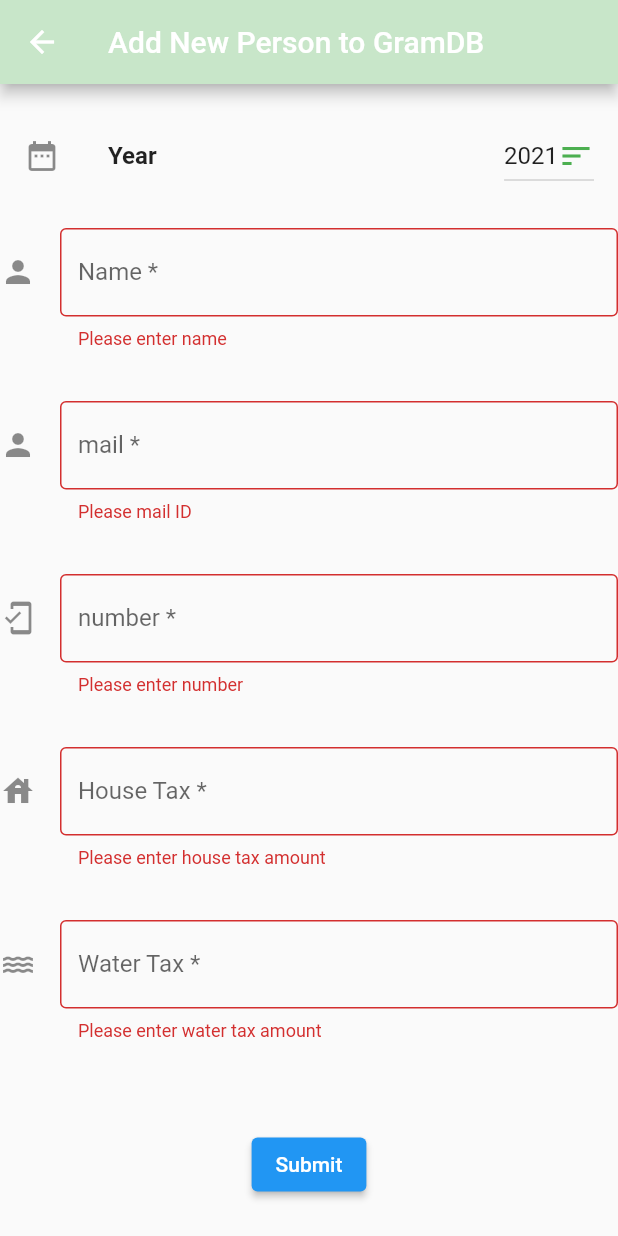
After one commit to chetanshivaji/inputInfoGram, a Flutter app: the approve screen opened by its route, after a tap on "Submit", on a phone screen of 412 x 824 dp. The commit adds this screen. Run offline on Flutter 3.47's test engine with Material 2 defaults, Android fonts, the phone set to English and light mode, and no system bars; our stand-ins replace cloud_firestore, firebase_auth, firebase_core; accounts and stored records are empty.

Commit message:
READme, two screens added, approve and register admin/village

```diff
--- a/lib/main.dart
+++ b/lib/main.dart
@@ -3,6 +3,8 @@ import 'package:inputgram/screen/removeInfo.dart';
 import 'screen/inputInfo.dart';
 import 'package:firebase_core/firebase_core.dart';
 import 'myApp.dart';
+import 'screen/registerInfo.dart';
+import 'screen/approve.dart';
 
 void main() async {
   try {
@@ -29,6 +31,8 @@ void main() async {
         MyApp.id: (context) => MyApp(),
         inputInfo.id: (context) => inputInfo(),
         removeInfo.id: (context) => removeInfo(),
+        registerInfo.id: (context) => registerInfo(),
+        approve.id: (context) => approve(),
       },
     ),
   );
--- /dev/null
+++ b/lib/screen/approve.dart
@@ -0,0 +1,248 @@
+import 'package:flutter/material.dart';
+import 'package:cloud_firestore/cloud_firestore.dart';
+import 'package:inputgram/consts.dart';
+import 'package:inputgram/util.dart';
+
+class approve extends StatefulWidget {
+  static String id = "approvescreen";
+  const approve({Key? key}) : super(key: key);
+
+  @override
+  _approveState createState() => _approveState();
+}
+
+class _approveState extends State<approve> {
+  final _formKeyInputForm = GlobalKey<FormState>();
+  String name = "";
+  String email = "";
+  int mobile = 0;
+  int houseTax = 0;
+  int waterTax = 0;
+  bool houseGiven = false;
+  bool waterGiven = false;
+
+  @override
+  Widget build(BuildContext context) {
+    return Scaffold(
+      appBar: AppBar(
+        title: Text("Add New Person to GramDB"),
+        backgroundColor: clrGreen,
+      ),
+      body: Form(
+        key: _formKeyInputForm,
+        child: Column(
+          crossAxisAlignment: CrossAxisAlignment.start,
+          children: <Widget>[
+            Padding(
+              padding: EdgeInsets.only(top: 20),
+            ),
+            ListTile(
+              leading: Icon(Icons.date_range),
+              title: Text(
+                "Year",
+                style: TextStyle(fontWeight: FontWeight.bold),
+              ),
+              trailing: DropdownButton(
+                borderRadius: BorderRadius.circular(12.0),
+                dropdownColor: clrGreen,
+
+                alignment: Alignment.topLeft,
+
+                // Initial Value
+                value: dropdownvalue,
+                // Down Arrow Icon
+                icon: Icon(
+                  Icons.sort,
+                  color: Colors.green,
+                ),
+                // Array list of items
+                items: items.map(
+                  (String items) {
+                    return DropdownMenuItem(
+                      value: items,
+                      child: Text(items),
+                    );
+                  },
+                ).toList(),
+                // After selecting the desired option,it will
+                // change button value to selected value
+                onChanged: (String? newValue) {
+                  setState(
+                    () {
+                      dropdownvalue = newValue!;
+                    },
+                  );
+                },
+              ),
+            ),
+            Padding(
+              padding: EdgeInsets.only(top: 20),
+            ),
+            Expanded(
+              child: TextFormField(
+                keyboardType: TextInputType.text,
+                decoration: InputDecoration(
+                    border: OutlineInputBorder(),
+                    icon: Icon(Icons.person),
+                    hintText: "Enter Full Name",
+                    labelText: "Name *"),
+                validator: (value) {
+                  if (value == null || value.isEmpty) {
+                    return 'Please enter name';
+                  }
+                  name = value;
+                  return null;
+                },
+              ),
+            ),
+            Padding(
+              padding: EdgeInsets.only(top: 20),
+            ),
+            Expanded(
+              child: TextFormField(
+                keyboardType: TextInputType.emailAddress,
+                decoration: InputDecoration(
+                    border: OutlineInputBorder(),
+                    icon: Icon(Icons.person),
+                    hintText: "Enter email Id",
+                    labelText: "mail *"),
+                validator: (value) {
+                  if (value == null || value.isEmpty) {
+                    return 'Please mail ID';
+                  }
+                  email = value;
+                  return null;
+                },
+              ),
+            ),
+            Padding(
+              padding: EdgeInsets.only(top: 20),
+            ),
+            Expanded(
+              child: TextFormField(
+                keyboardType: TextInputType.number,
+                decoration: InputDecoration(
+                    border: OutlineInputBorder(),
+                    icon: Icon(Icons.mobile_friendly),
+                    hintText: "Enter mobile Number",
+                    labelText: "number *"),
+                validator: (value) {
+                  if (value == null || value.isEmpty) {
+                    return 'Please enter number';
+                  }
+                  if (value.length != 10) {
+                    return "Please enter 10 digits!";
+                  }
+                  mobile = int.parse(value);
+                  return null;
+                },
+              ),
+            ),
+            Padding(
+              padding: EdgeInsets.only(top: 20),
+            ),
+            Expanded(
+              child: TextFormField(
+                keyboardType: TextInputType.number,
+                decoration: InputDecoration(
+                    border: OutlineInputBorder(),
+                    icon: Icon(Icons.house),
+                    hintText: "Enter House tax",
+                    labelText: "House Tax *"),
+                validator: (value) {
+                  if (value == null || value.isEmpty) {
+                    return 'Please enter house tax amount';
+                  }
+                  houseTax = int.parse(value);
+                  return null;
+                },
+              ),
+            ),
+            Padding(
+              padding: EdgeInsets.only(top: 20),
+            ),
+            Expanded(
+              child: TextFormField(
+                keyboardType: TextInputType.number,
+                decoration: InputDecoration(
+                    border: OutlineInputBorder(),
+                    icon: Icon(Icons.water),
+                    hintText: "Enter Water tax",
+                    labelText: "Water Tax *"),
+                validator: (value) {
+                  if (value == null || value.isEmpty) {
+                    return 'Please enter water tax amount';
+                  }
+                  waterTax = int.parse(value);
+                  return null;
+                },
+              ),
+            ),
+            Padding(
+              padding: EdgeInsets.only(top: 20),
+            ),
+            Expanded(
+              child: Center(
+                child: ElevatedButton(
+                  onPressed: () async {
+                    // Validate returns true if the form is valid, or false otherwise.
+                    if (_formKeyInputForm.currentState!.validate()) {
+                      // If the form is valid, display a snackbar. In the real world,
+                      // you'd often call a server or save the information in a database.
+                      ScaffoldMessenger.of(context).showSnackBar(
+                        const SnackBar(
+                          content: Text('Processing Data'),
+                        ),
+                      );
+
+                      var usersRef = await FirebaseFirestore.instance
+                          .collection(dbYear + dropdownvalue)
+                          .doc(mobile.toString());
+
+                      usersRef.get().then(
+                            (docSnapshot) => {
+                              if (docSnapshot.exists)
+                                {
+                                  //if allready present
+                                  showAlertDialog(
+                                      context,
+                                      "PRESENT",
+                                      "Entry already present, can not add",
+                                      Icon(Icons.person_search_rounded))
+                                }
+                              else
+                                {
+                                  //if entry not present in db then add
+                                  FirebaseFirestore.instance
+                                      .collection(dbYear + dropdownvalue)
+                                      .doc(mobile.toString())
+                                      .set(
+                                    {
+                                      'house': houseTax,
+                                      'houseGiven': false,
+                                      'email': email,
+                                      'mobile': mobile,
+                                      'name': name,
+                                      'water': waterTax,
+                                      'waterGiven': false,
+                                    },
+                                  ),
+                                  showAlertDialog(context, titleSuccess,
+                                      subtitleSuccess, getRightIcon())
+                                }
+                            },
+                          );
+                    }
+                  },
+                  child: const Text(
+                    'Submit',
+                  ),
+                ),
+              ),
+            ),
+          ],
+        ),
+      ),
+    );
+  }
+}
```
Also changed, not shown: lib/myApp.dart (+23 -4 lines), lib/screen/registerInfo.dart (added, +152 -0 lines), 1 other file.
